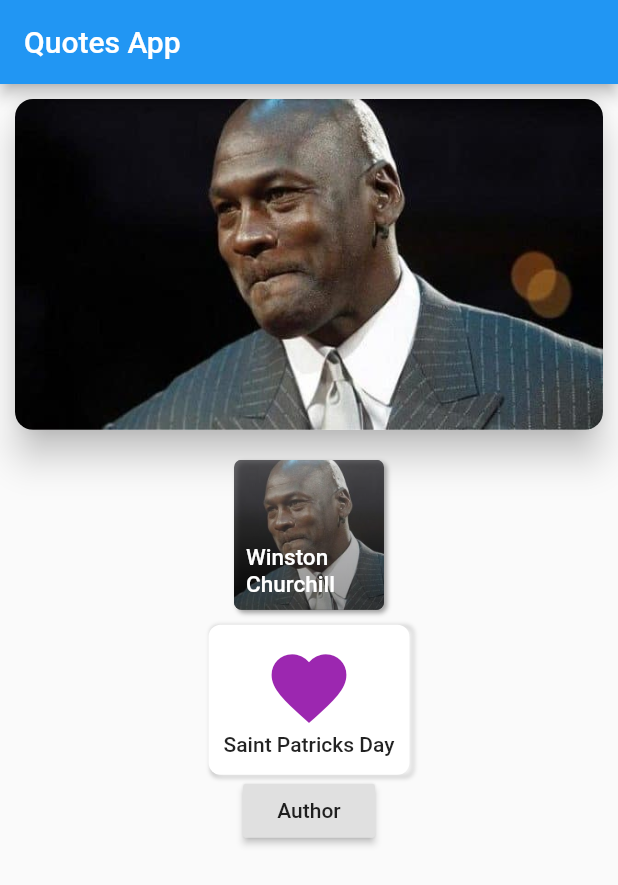
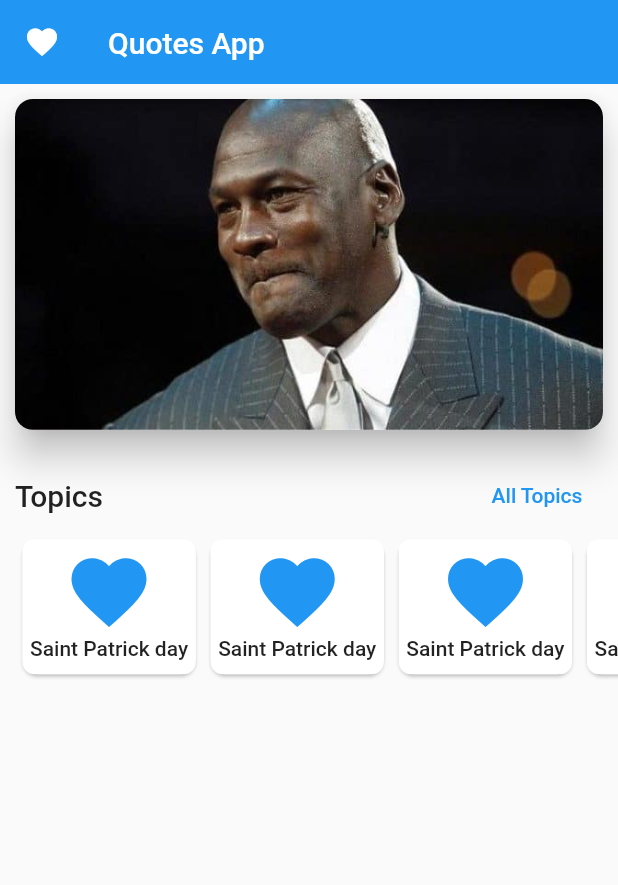
Before and after one commit to dhayaec/quotesapp, a Flutter app: the screen it shows after launch, on a phone screen of 412 x 824 dp. Shown: the top 885 px of the screen. Run offline on Flutter 3.47's test engine with Material 2 defaults, Android fonts, the phone set to English and light mode, and no system bars; our stand-ins replace bloc, sqflite; accounts and stored records are empty; statements that could not run were skipped.

```diff
--- a/lib/db/DBHelper.dart
+++ b/lib/db/DBHelper.dart
@@ -32,13 +32,16 @@ class DBHelper {
     // so#51384175
     Directory docDir = await getApplicationDocumentsDirectory();
     String dbPath = join(docDir.path, 'qdb.db');
-    // if (FileSystemEntity.typeSync(dbPath) == FileSystemEntityType.notFound) {
-    ByteData data = await rootBundle.load(join('assets', 'db', 'qdb.db'));
-    List<int> bytes =
-        data.buffer.asUint8List(data.offsetInBytes, data.lengthInBytes);
-    await new File(dbPath).writeAsBytes(bytes);
-    // }
-    return await openDatabase(dbPath, version: 1, onCreate: _onCreate);
+    File(dbPath).deleteSync();
+
+    if (FileSystemEntity.typeSync(dbPath) == FileSystemEntityType.notFound) {
+      ByteData data = await rootBundle.load(join('assets', 'db', 'qdb.db'));
+      List<int> bytes =
+          data.buffer.asUint8List(data.offsetInBytes, data.lengthInBytes);
+      await new File(dbPath).writeAsBytes(bytes);
+    }
+    var db = await openDatabase(dbPath, version: 1, onCreate: _onCreate);
+    return db;
   }
 
   void _onCreate(Database db, int version) async {}
--- a/lib/main.dart
+++ b/lib/main.dart
@@ -17,10 +17,10 @@ Future main() async {
   DBHelper db = new DBHelper();
   // var g = await db.getQuotes(page: 2, authorId: 7);
   var g = await db.getQuoteById(id: 1);
-  print("${g.author}, ${g.favorite}, ${g.genre}");
+  print("${g.quote} ; ${g.favorite}, ${g.genre}");
 
-  var q = await db.getQuotes();
-  q.forEach((item) => print('${item.quote} - ${item.id}'));
+  // var q = await db.getQuotes();
+  // q.forEach((item) => print('${item.quote} - ${item.id}'));
 
   runApp(MyApp());
 }
--- a/lib/pages/Home.dart
+++ b/lib/pages/Home.dart
@@ -9,38 +9,62 @@ class Home extends StatelessWidget {
   @override
   Widget build(BuildContext context) {
     return Scaffold(
-        appBar: AppBar(
+      body: CustomScrollView(
+        slivers: <Widget>[
+          SliverAppBar(
+            pinned: true,
+            leading: Icon(Icons.favorite),
+            flexibleSpace: FlexibleSpaceBar(
               title: Text(APP_NAME),
             ),
-        body: Column(
+          ),
+          SliverList(
+            delegate: SliverChildListDelegate([
+              Column(
                 children: <Widget>[
                   HomeBanner(
                     imageSrc: 'assets/authors/Michael-Jordan.jpg',
                   ),
-            AuthorThumbnail(
-              imageSrc: 'assets/authors/Michael-Jordan.jpg',
-              name: 'Winston Churchill',
-              onPressed: () => print('author pressed'),
+                ],
               ),
-            IconThumbnail(
-              name: 'Saint Patricks Day',
+              Container(
+                margin: EdgeInsets.only(left: 10, top: 10, right: 10),
+                child: Flex(
+                  mainAxisAlignment: MainAxisAlignment.spaceBetween,
+                  children: <Widget>[
+                    Text('Topics', style: Theme.of(context).textTheme.title),
+                    FlatButton(
+                      child: Text(
+                        'All Topics',
+                        style: TextStyle(color: Theme.of(context).primaryColor),
+                      ),
+                      onPressed: () {},
+                      padding: EdgeInsets.all(0),
+                    )
+                  ],
+                  direction: Axis.horizontal,
+                ),
+              ),
+              Container(
+                height: 100,
+                margin: EdgeInsets.only(left: 10),
+                child: ListView.builder(
+                  shrinkWrap: true,
+                  scrollDirection: Axis.horizontal,
+                  itemCount: 10,
+                  itemBuilder: (BuildContext context, int index) {
+                    return IconThumbnail(
+                      name: 'Saint Patrick day',
                       icon: Icons.favorite,
                       onPressed: () => print('icon pressed'),
-            ),
-            RaisedButton(
-              onPressed: () {
-                Navigator.push(
-                  context,
-                  MaterialPageRoute(
-                      builder: (context) => Author(
-                            imgSrc: 'assets/authors/Michael-Jordan.jpg',
-                            name: 'Micheal Jordan Quotes',
-                          )),
                     );
                   },
-              child: Text('Author'),
+                ),
+              ),
+            ]),
           )
         ],
-        ));
+      ),
+    );
   }
 }
--- a/lib/ui/IconThumbnail.dart
+++ b/lib/ui/IconThumbnail.dart
@@ -13,37 +13,27 @@ class IconThumbnail extends StatelessWidget {
       @required this.onPressed});
   @override
   Widget build(BuildContext context) {
-    return Container(
-      decoration: BoxDecoration(
-        borderRadius: BorderRadius.circular(5),
-        boxShadow: <BoxShadow>[
-          BoxShadow(
-            offset: Offset(2.0, 1.0),
-            blurRadius: 2.0,
-            color: Colors.grey,
-          ),
-          BoxShadow(
-            offset: Offset(3.0, 1.0),
-            blurRadius: 3.0,
-            color: Colors.grey[100],
-          ),
-        ],
+    return Card(
+      shape: RoundedRectangleBorder(
+        borderRadius: BorderRadius.circular(10),
       ),
-      constraints: BoxConstraints(minHeight: 100, minWidth: 120),
+      margin: EdgeInsets.all(5),
       child: FlatButton(
         shape: RoundedRectangleBorder(borderRadius: BorderRadius.circular(8)),
         splashColor: COLOR_SPLASH,
         onPressed: onPressed,
         color: Colors.white,
-        padding: EdgeInsets.all(10.0),
+        padding: EdgeInsets.all(5),
         child: Column(
           children: <Widget>[
             Icon(
               icon,
               size: 60,
-              color: COLOR_PRIMARY,
+              color: Theme.of(context).accentColor,
             ),
-            Text("$name")
+            Text(
+              "$name",
+            )
           ],
         ),
       ),
```
Lines whose indentation alone changed are shown as unchanged.
